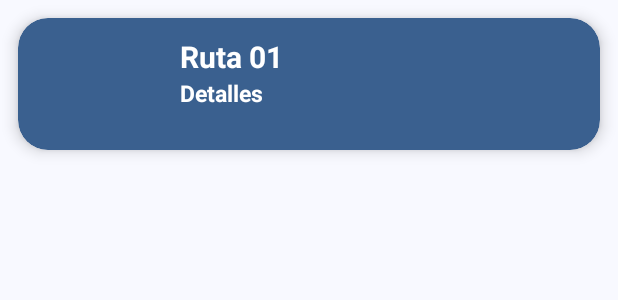
After one commit to AlexOT03/SAETA-XML, an Android app: the layout card_layout.xml on its own in the app's theme, with its tools: preview values and no code run, on a phone screen of 412 x 824 dp. The commit adds this screen. Shown: the top 300 px of the screen. Run offline under Robolectric (Android 15) with nearby library versions, the phone set to English and light mode, and no system bars.

Commit message:
recycler view de las rutas cercanas

```diff
--- /dev/null
+++ b/app/src/main/res/drawable/rounded_corners.xml
@@ -0,0 +1,5 @@
+<?xml version="1.0" encoding="utf-8"?>
+<shape xmlns:android="http://schemas.android.com/apk/res/android">
+    <solid android:color="#fff" />
+    <corners android:radius="40dp" />
+</shape>
--- /dev/null
+++ b/app/src/main/res/layout/card_layout.xml
@@ -0,0 +1,54 @@
+<?xml version="1.0" encoding="utf-8"?>
+<androidx.cardview.widget.CardView xmlns:android="http://schemas.android.com/apk/res/android"
+    xmlns:card_view="http://schemas.android.com/apk/res-auto"
+    android:layout_width="match_parent"
+    android:layout_height="wrap_content"
+    android:id="@+id/card_view"
+    android:layout_margin="12dp"
+    card_view:cardBackgroundColor="#3A608F"
+    card_view:cardCornerRadius="20dp"
+    card_view:cardElevation="6dp"
+    card_view:contentPadding="4dp">
+
+    <RelativeLayout
+        android:layout_width="match_parent"
+        android:layout_height="80dp"
+        android:padding="8dp">
+
+        <ImageView
+            android:id="@+id/item_image"
+            android:layout_width="80dp"
+            android:layout_height="80dp"
+            android:layout_alignParentStart="true"
+            android:layout_alignParentLeft="true"
+            android:layout_alignParentTop="true"
+            android:layout_marginEnd="16dp"
+            android:layout_marginRight="10dp" />
+
+        <TextView
+            android:id="@+id/item_title"
+            android:layout_width="wrap_content"
+            android:layout_height="wrap_content"
+            android:layout_alignParentTop="true"
+            android:layout_toEndOf="@+id/item_image"
+            android:layout_toRightOf="@+id/item_image"
+            android:text="Ruta 01"
+            android:textColor="#fff"
+            android:textSize="20sp"
+            android:textStyle="bold" />
+
+        <TextView
+            android:id="@+id/item_detail"
+            android:layout_width="wrap_content"
+            android:layout_height="wrap_content"
+            android:layout_below="@+id/item_title"
+            android:layout_toEndOf="@+id/item_image"
+            android:layout_toRightOf="@+id/item_image"
+            android:text="Detalles"
+            android:textColor="#fff"
+            android:textSize="15sp"
+            android:textStyle="bold" />
+
+    </RelativeLayout>
+
+</androidx.cardview.widget.CardView>
```
Also changed, not shown: app/src/main/java/com/example/saeta/CustomAdapter.kt (added, +52 -0 lines), app/src/main/java/com/example/saeta/HomeFragment.kt (+8 -0 lines), app/src/main/res/layout/fragment_home.xml (+37 -3 lines).
